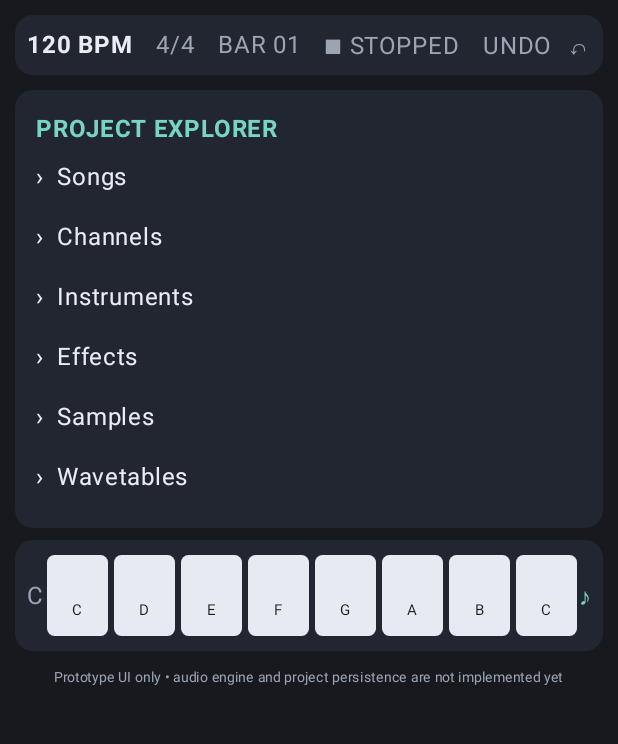
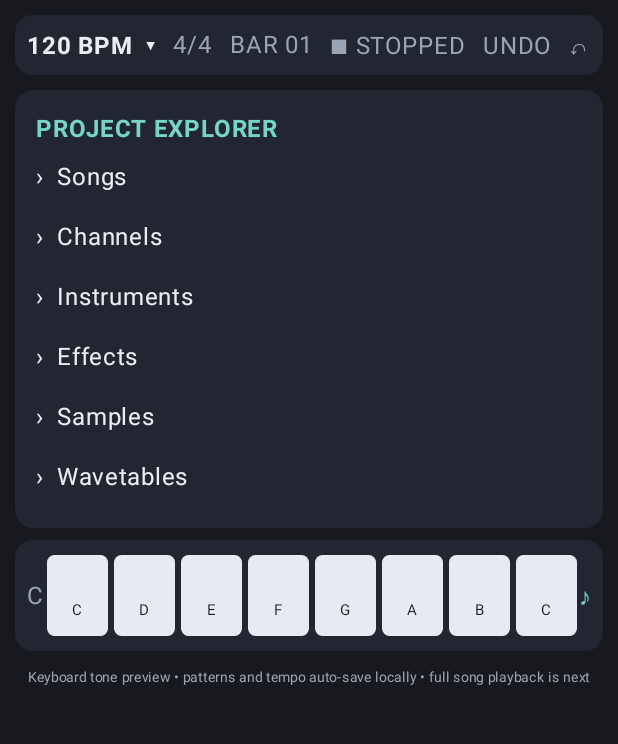
Before and after one commit to prodsomu-crypto/Scaffold, an Android app built with Jetpack Compose: the composable StudioTouchApp shown on its own in the app's theme, after a tap on "PROJECT", on a phone screen of 412 x 824 dp, the part 84-828 px from its top. Run offline under Robolectric (Android 15) with nearby library versions, the phone set to English and light mode, and no system bars.

Commit message:
Add tempo selection and local pattern auto-save

```diff
--- a/app/src/main/java/org/studiotouch/app/MainActivity.kt
+++ b/app/src/main/java/org/studiotouch/app/MainActivity.kt
@@ -13,6 +13,7 @@ import androidx.compose.foundation.shape.RoundedCornerShape
 import androidx.compose.material3.*
 import androidx.compose.runtime.*
 import androidx.compose.ui.Alignment
+import androidx.compose.ui.platform.LocalContext
 import androidx.compose.ui.Modifier
 import androidx.compose.ui.graphics.Color
 import androidx.compose.ui.text.font.FontWeight
@@ -38,6 +39,13 @@ fun StudioTouchApp() {
     var playing by remember { mutableStateOf(false) }
     var activeTab by remember { mutableStateOf("Sequencer") }
     var showProject by remember { mutableStateOf(false) }
+    var tempoMenuExpanded by remember { mutableStateOf(false) }
+    val context = LocalContext.current
+    val preferences = remember(context) {
+        context.getSharedPreferences("studiotouch_project", 0)
+    }
+    var tempo by remember { mutableIntStateOf(120) }
+    var projectRestored by remember { mutableStateOf(false) }
     val tracks = listOf("Lead", "Bass", "Drums", "Pad")
     val patterns = remember {
         mutableStateListOf(
@@ -46,6 +54,34 @@ fun StudioTouchApp() {
             mutableStateListOf(true, false, true, false, true, false, true, false),
             mutableStateListOf(false, false, true, true, false, false, true, true)
         )
+    }
+
+    LaunchedEffect(Unit) {
+        tempo = preferences.getInt("tempo", 120).coerceIn(40, 240)
+        preferences.getString("patterns", null)
+            ?.split("|")
+            ?.forEachIndexed { rowIndex, savedRow ->
+                if (rowIndex < patterns.size) {
+                    savedRow.forEachIndexed { columnIndex, value ->
+                        if (columnIndex < patterns[rowIndex].size) {
+                            patterns[rowIndex][columnIndex] = value == '1'
+                        }
+                    }
+                }
+            }
+        projectRestored = true
+    }
+
+    val patternSnapshot = patterns.map { row ->
+        row.joinToString("") { enabled -> if (enabled) "1" else "0" }
+    }
+    LaunchedEffect(tempo, patternSnapshot, projectRestored) {
+        if (projectRestored) {
+            preferences.edit()
+                .putInt("tempo", tempo)
+                .putString("patterns", patternSnapshot.joinToString("|"))
+                .apply()
+        }
     }
 
     MaterialTheme(colorScheme = darkColorScheme(
@@ -69,7 +105,28 @@ fun StudioTouchApp() {
                 verticalAlignment = Alignment.CenterVertically,
                 horizontalArrangement = Arrangement.SpaceBetween
             ) {
-                Text("120 BPM", color = TextMain, fontWeight = FontWeight.Bold)
+                Box {
+                    Text(
+                        "$tempo BPM  ▾",
+                        color = TextMain,
+                        fontWeight = FontWeight.Bold,
+                        modifier = Modifier.clickable { tempoMenuExpanded = true }
+                    )
+                    DropdownMenu(
+                        expanded = tempoMenuExpanded,
+                        onDismissRequest = { tempoMenuExpanded = false }
+                    ) {
+                        listOf(80, 90, 100, 110, 120, 128, 140, 160, 180, 200).forEach { bpm ->
+                            DropdownMenuItem(
+                                text = { Text("$bpm BPM") },
+                                onClick = {
+                                    tempo = bpm
+                                    tempoMenuExpanded = false
+                                }
+                            )
+                        }
+                    }
+                }
                 Text("4/4", color = TextMuted)
                 Text("BAR 01", color = TextMuted)
                 Text(if (playing) "● PLAYING" else "■ STOPPED", color = if (playing) Accent else TextMuted)
@@ -168,7 +225,7 @@ fun StudioTouchApp() {
                 }
                 Text("♪", color = Accent)
             }
-            Text("Prototype UI only • audio engine and project persistence are not implemented yet",
+            Text("Keyboard tone preview • patterns and tempo auto-save locally • full song playback is next",
                 color = TextMuted, fontSize = 9.sp, modifier = Modifier.align(Alignment.CenterHorizontally).padding(top = 5.dp))
         }
     }
```
